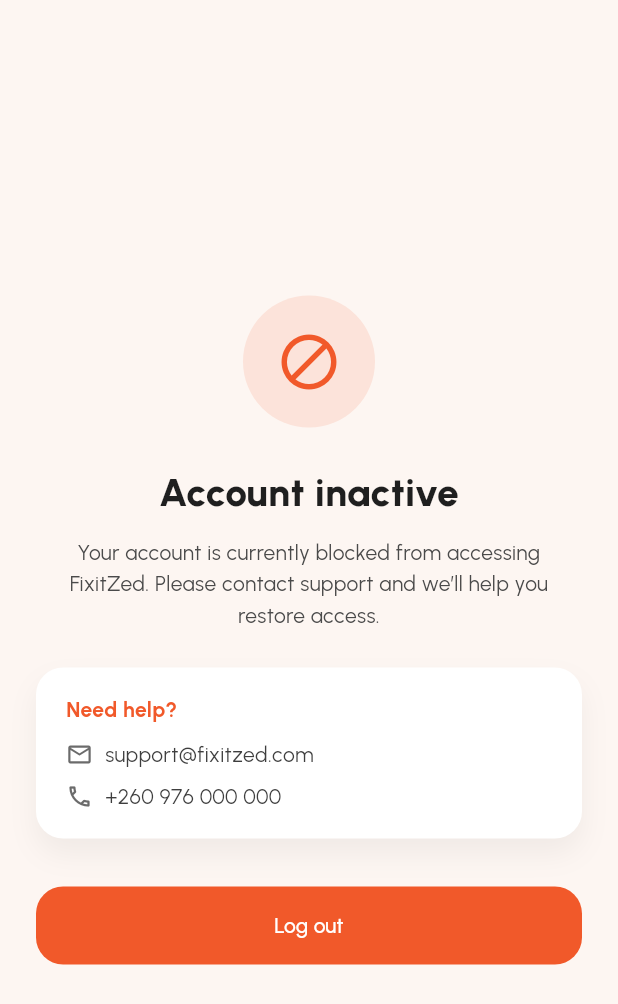
After one commit to cosammalaika/FixitZed-App, a Flutter app: the AccountBlockedScreen screen opened by its route, on a phone screen of 412 x 824 dp. The commit adds this screen. Shown: the top 1004 px of the screen. Run offline on Flutter 3.47's test engine with Material 3 defaults, Android fonts, the phone set to English and light mode, and no system bars; our stand-ins replace file_picker, flutter_local_notifications, flutter_riverpod, geocoding, geolocator, google_fonts and 3 more; accounts and stored records are empty.

Commit message:
prod version changes

```diff
--- a/lib/main.dart
+++ b/lib/main.dart
@@ -19,6 +19,7 @@ import 'package:fixitzed_app/screens/profile/faqs_screen.dart';
 import 'package:fixitzed_app/screens/profile/change_password_screen.dart';
 import 'package:fixitzed_app/screens/fixer/become_fixer_screen.dart';
 import 'package:fixitzed_app/screens/about_screen.dart';
+import 'package:fixitzed_app/screens/auth/account_blocked_screen.dart';
 
 import 'package:fixitzed_app/core/app_theme.dart';
 import 'package:fixitzed_app/services/local_notification_service.dart';
@@ -67,6 +68,7 @@ class MyApp extends StatelessWidget {
           '/profile/password': (context) => const ChangePasswordScreen(),
           '/about': (context) => const AboutScreen(),
           '/fixer/apply': (context) => const BecomeFixerScreen(),
+          '/account_blocked': (context) => const AccountBlockedScreen(),
         },
       ),
     );
--- /dev/null
+++ b/lib/screens/auth/account_blocked_screen.dart
@@ -0,0 +1,131 @@
+import 'package:flutter/material.dart';
+import 'package:google_fonts/google_fonts.dart';
+
+class AccountBlockedScreen extends StatelessWidget {
+  const AccountBlockedScreen({super.key});
+
+  @override
+  Widget build(BuildContext context) {
+    const accent = Color(0xFFF1592A);
+
+    return Scaffold(
+      backgroundColor: const Color(0xFFFDF6F2),
+      body: SafeArea(
+        child: Padding(
+          padding: const EdgeInsets.fromLTRB(24, 48, 24, 32),
+          child: Column(
+            mainAxisAlignment: MainAxisAlignment.center,
+            crossAxisAlignment: CrossAxisAlignment.center,
+            children: [
+              Container(
+                padding: const EdgeInsets.all(22),
+                decoration: BoxDecoration(
+                  color: accent.withOpacity(0.12),
+                  shape: BoxShape.circle,
+                ),
+                child: const Icon(
+                  Icons.block_outlined,
+                  color: accent,
+                  size: 44,
+                ),
+              ),
+              const SizedBox(height: 24),
+              Text(
+                'Account inactive',
+                textAlign: TextAlign.center,
+                style: GoogleFonts.urbanist(
+                  fontSize: 26,
+                  fontWeight: FontWeight.w800,
+                  color: const Color(0xFF1F1F1F),
+                ),
+              ),
+              const SizedBox(height: 12),
+              Text(
+                'Your account is currently blocked from accessing FixitZed. Please contact support and we’ll help you restore access.',
+                textAlign: TextAlign.center,
+                style: GoogleFonts.urbanist(
+                  color: const Color(0xFF4A4A4A),
+                  height: 1.5,
+                ),
+              ),
+              const SizedBox(height: 24),
+              DecoratedBox(
+                decoration: BoxDecoration(
+                  color: Colors.white,
+                  borderRadius: BorderRadius.circular(18),
+                  boxShadow: [
+                    BoxShadow(
+                      color: Colors.black.withOpacity(0.05),
+                      blurRadius: 16,
+                      offset: const Offset(0, 10),
+                    ),
+                  ],
+                ),
+                child: Padding(
+                  padding: const EdgeInsets.symmetric(vertical: 18, horizontal: 20),
+                  child: Column(
+                    crossAxisAlignment: CrossAxisAlignment.start,
+                    children: [
+                      Text(
+                        'Need help?',
+                        style: GoogleFonts.urbanist(
+                          fontWeight: FontWeight.w700,
+                          color: accent,
+                        ),
+                      ),
+                      const SizedBox(height: 10),
+                      Row(
+                        children: [
+                          const Icon(Icons.email_outlined, size: 18, color: Color(0xFF6B6B6B)),
+                          const SizedBox(width: 8),
+                          Expanded(
+                            child: Text(
+                              'support@fixitzed.com',
+                              style: GoogleFonts.urbanist(color: const Color(0xFF3E3E3E)),
+                            ),
+                          ),
+                        ],
+                      ),
+                      const SizedBox(height: 8),
+                      Row(
+                        children: [
+                          const Icon(Icons.phone_outlined, size: 18, color: Color(0xFF6B6B6B)),
+                          const SizedBox(width: 8),
+                          Expanded(
+                            child: Text(
+                              '+260 976 000 000',
+                              style: GoogleFonts.urbanist(color: const Color(0xFF3E3E3E)),
+                            ),
+                          ),
+                        ],
+                      ),
+                    ],
+                  ),
+                ),
+              ),
+              const SizedBox(height: 32),
+              SizedBox(
+                width: double.infinity,
+                child: ElevatedButton(
+                  onPressed: () {
+                    Navigator.of(context).pushNamedAndRemoveUntil('/auth', (route) => false);
+                  },
+                  style: ElevatedButton.styleFrom(
+                    backgroundColor: accent,
+                    foregroundColor: Colors.white,
+                    padding: const EdgeInsets.symmetric(vertical: 16),
+                    shape: RoundedRectangleBorder(
+                      borderRadius: BorderRadius.circular(18),
+                    ),
+                    elevation: 0,
+                  ),
+                  child: const Text('Log out'),
+                ),
+              ),
+            ],
+          ),
+        ),
+      ),
+    );
+  }
+}
```
Also changed, not shown: lib/screens/auth/forgot_password_sheet.dart (added, +342 -0 lines), lib/screens/sign_in_screen.dart (+29 -6 lines), lib/services/auth_service.dart (+64 -0 lines).
